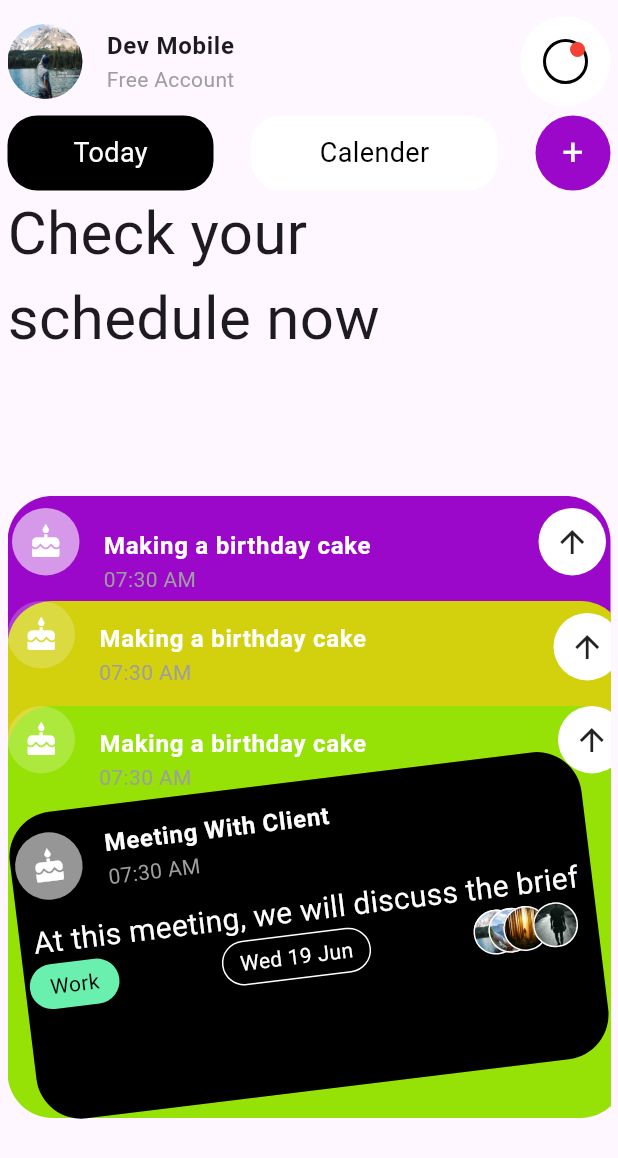
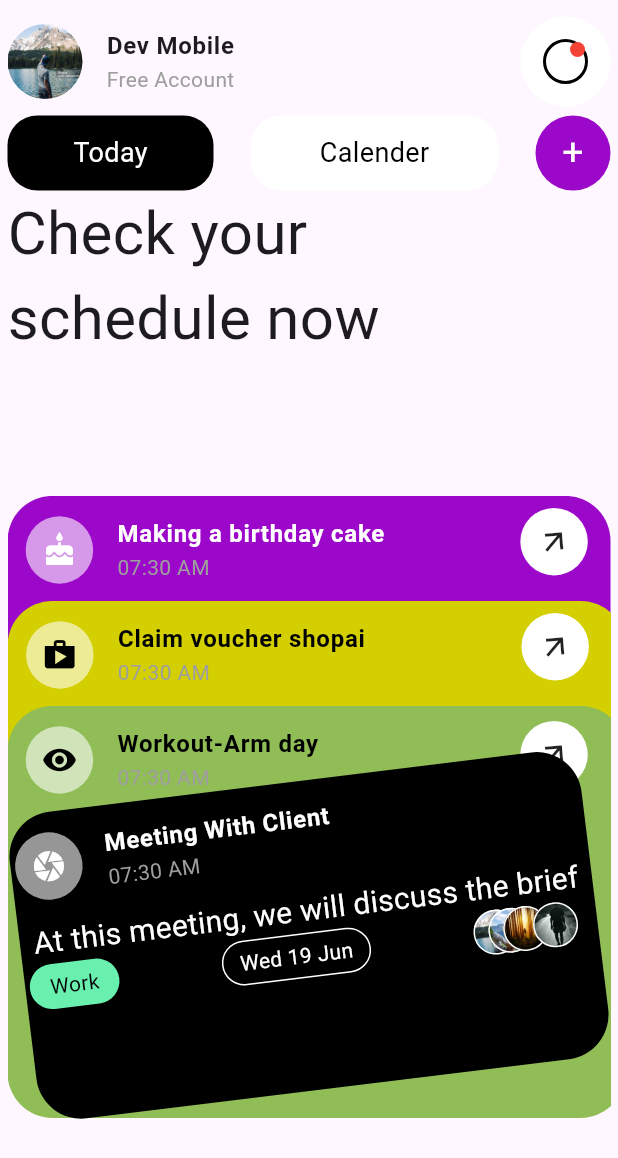
Before and after one commit to dev-chap/UI, a Flutter app: the screen it shows after launch, on a phone screen of 412 x 824 dp. Shown: the top 1158 px of the screen. Run offline on Flutter 3.47's test engine with Material 3 defaults, Android fonts, the phone set to English and light mode, and no system bars.

Commit message:
Partie 2

```diff
--- a/lib/screem/home_page.dart
+++ b/lib/screem/home_page.dart
@@ -1,4 +1,5 @@
 import 'package:flutter/material.dart';
+import 'package:uxui/screem/meeting_Page.dart';
 
 class HomePage extends StatelessWidget {
   const HomePage({super.key});
@@ -10,6 +11,8 @@ class HomePage extends StatelessWidget {
         child: Padding(
           padding: const EdgeInsets.all(5),
           child: Column(
+            mainAxisAlignment: MainAxisAlignment.spaceAround,
+
             children: [
               Expanded(
                 flex: 4,
@@ -159,14 +162,11 @@ class HomePage extends StatelessWidget {
                           color: Color.fromARGB(255, 156, 8, 201),
                           borderRadius: BorderRadius.circular(30)),
                       child: Row(
-                        mainAxisAlignment: MainAxisAlignment.spaceBetween,
+                        mainAxisAlignment: MainAxisAlignment.spaceAround,
                         crossAxisAlignment: CrossAxisAlignment.start,
                         children: [
-                          Padding(
-                            padding: const EdgeInsets.only(
-                                left: 3, right: 3, top: 8),
-                            child: Row(
-                              crossAxisAlignment: CrossAxisAlignment.start,
+                          Row(
+
                             children: [
                               Container(
                                 height: 45,
@@ -182,69 +182,7 @@ class HomePage extends StatelessWidget {
                                 )),
                               ),
                               Container(
-                                  width:
-                                      MediaQuery.of(context).size.width / 1.5,
-                                  child: ListTile(
-                                    title: Text(
-                                      "Making a birthday cake",
-                                      style: TextStyle(
-                                          fontWeight: FontWeight.bold,
-                                          color: Colors.white),
-                                    ),
-                                    subtitle: Text(
-                                      "07:30 AM",
-                                      style: TextStyle(color: Colors.grey),
-                                    ),
-                                  ),
-                                ),
-                              ],
-                            ),
-                          ),
-                          Padding(
-                            padding: const EdgeInsets.only(
-                                left: 3, right: 3, top: 8),
-                            child: Container(
-                                height: 45,
-                                width: 45,
-                                decoration: BoxDecoration(
-                                    shape: BoxShape.circle,
-                                    color: Colors.white),
-                                child: Icon(Icons.arrow_upward)),
-                          ),
-                        ],
-                      ),
-                    ),
-                    Positioned(
-                      top: 70,
-                      child: Container(
-                        height: MediaQuery.of(context).size.height / 3,
-                        width: MediaQuery.of(context).size.width,
-                        decoration: BoxDecoration(
-                            color: Color.fromARGB(255, 211, 208, 13),
-                            borderRadius: BorderRadius.circular(30)),
-                        child: Row(
-                          mainAxisAlignment: MainAxisAlignment.spaceBetween,
-                          crossAxisAlignment: CrossAxisAlignment.start,
-                          children: [
-                            Row(
-                              crossAxisAlignment: CrossAxisAlignment.start,
-                              children: [
-                                Container(
-                                  height: 45,
-                                  width: 45,
-                                  decoration: const BoxDecoration(
-                                    color: Color.fromARGB(55, 255, 255, 255),
-                                    shape: BoxShape.circle,
-                                  ),
-                                  child: Center(
-                                      child: Icon(
-                                    Icons.cake,
-                                    color: Colors.white,
-                                  )),
-                                ),
-                                Container(
-                                  width:
-                                      MediaQuery.of(context).size.width / 1.5,
+                                width:MediaQuery.of(context).size.width / 1.6,
                                 child: ListTile(
                                   title: Text(
                                     "Making a birthday cake",
@@ -269,7 +207,71 @@ class HomePage extends StatelessWidget {
                                 decoration: BoxDecoration(
                                     shape: BoxShape.circle,
                                     color: Colors.white),
-                                  child: Icon(Icons.arrow_upward)),
+                                   child: RotationTransition(
+                                     turns: new AlwaysStoppedAnimation(40 / 360),
+                                  child: Icon(Icons.arrow_upward))),
+                          ),
+                        ],
+                      ),
+                    ),
+                    Positioned(
+                      top: 70,
+                      child: Container(
+                        height: MediaQuery.of(context).size.height / 3,
+                        width: MediaQuery.of(context).size.width,
+                        decoration: BoxDecoration(
+                            color: Color.fromARGB(255, 211, 207, 1),
+                            borderRadius: BorderRadius.circular(30)),
+                        child: Row(
+                           mainAxisAlignment: MainAxisAlignment.spaceAround,
+                          crossAxisAlignment: CrossAxisAlignment.start,
+                          children: [
+                            Row(
+
+                              children: [
+                                Container(
+                                  height: 45,
+                                  width: 45,
+                                  decoration: const BoxDecoration(
+                                color: Color.fromARGB(150, 255, 255, 255),
+                                    shape: BoxShape.circle,
+                                  ),
+                                  child: Center(
+                                      child: Icon(
+                                    Icons.shop,
+                                    color: Colors.black,
+                                  )),
+                                ),
+                                Container(
+                                  width:
+                                      MediaQuery.of(context).size.width / 1.6,
+                                  child: ListTile(
+                                    title: Text(
+                                      "Claim voucher shopai",
+                                      style: TextStyle(
+                                          fontWeight: FontWeight.bold,
+                                          color: Colors.black),
+                                    ),
+                                    subtitle: Text(
+                                      "07:30 AM",
+                                      style: TextStyle(color: Colors.grey),
+                                    ),
+                                  ),
+                                ),
+                              ],
+                            ),
+                            Padding(
+                              padding: const EdgeInsets.only(
+                                  left: 3, right: 12, top: 8),
+                              child: Container(
+                                  height: 45,
+                                  width: 45,
+                                  decoration: BoxDecoration(
+                                      shape: BoxShape.circle,
+                                      color: Colors.white),
+                                  child: RotationTransition(
+                                     turns: new AlwaysStoppedAnimation(40 / 360),
+                                    child: Icon(Icons.arrow_upward))),
                             ),
                           ],
                         ),
@@ -281,37 +283,38 @@ class HomePage extends StatelessWidget {
                         height: MediaQuery.of(context).size.height / 3,
                         width: MediaQuery.of(context).size.width,
                         decoration: BoxDecoration(
-                            color: Color.fromARGB(255, 150, 226, 7),
+                            color: Color.fromARGB(255, 144, 189, 86),
                             borderRadius: BorderRadius.circular(30)),
                         child: Row(
-                          mainAxisAlignment: MainAxisAlignment.spaceBetween,
+                          mainAxisAlignment: MainAxisAlignment.spaceAround,
                           crossAxisAlignment: CrossAxisAlignment.start,
                           children: [
                             Row(
-                              crossAxisAlignment: CrossAxisAlignment.start,
+
                               children: [
                                 Container(
                                   height: 45,
                                   width: 45,
                                   decoration: const BoxDecoration(
-                                    color: Color.fromARGB(55, 255, 255, 255),
+                                   color: Color.fromARGB(150, 255, 255, 255),
                                     shape: BoxShape.circle,
                                   ),
                                   child: Center(
                                       child: Icon(
-                                    Icons.cake,
-                                    color: Colors.white,
+                                    Icons.remove_red_eye_sharp,
+                                    color: Colors.black,
                                   )),
                                 ),
                                 Container(
+
                                   width:
-                                      MediaQuery.of(context).size.width / 1.5,
+                                      MediaQuery.of(context).size.width / 1.6,
                                   child: ListTile(
                                     title: Text(
-                                      "Making a birthday cake",
+                                      "Workout-Arm day",
                                       style: TextStyle(
                                           fontWeight: FontWeight.bold,
-                                          color: Colors.white),
+                                          color: Colors.black),
                                     ),
                                     subtitle: Text(
                                       "07:30 AM",
@@ -321,13 +324,19 @@ class HomePage extends StatelessWidget {
                                 ),
                               ],
                             ),
-                            Container(
+                            Padding(
+                             padding: const EdgeInsets.only(
+                                  left: 3, right: 13, top: 10),
+                              child: Container(
                                   height: 45,
                                   width: 45,
                                   decoration: BoxDecoration(
                                       shape: BoxShape.circle,
                                       color: Colors.white),
-                                child: Icon(Icons.arrow_upward)),
+                                  child: RotationTransition(
+                                     turns: new AlwaysStoppedAnimation(40 / 360),
+                                    child: Icon(Icons.arrow_upward))),
+                            ),
                           ],
                         ),
                       ),
@@ -338,6 +347,10 @@ class HomePage extends StatelessWidget {
                       top: 190,
                       child: RotationTransition(
                         turns: new AlwaysStoppedAnimation(-7 / 360),
+                        child:  InkWell(
+                          onTap: (){
+                            Navigator.push(context, MaterialPageRoute(builder: (context)=>MeetingPage()));
+                          },
                           child: Container(
                             height: MediaQuery.of(context).size.height / 4,
                             width: MediaQuery.of(context).size.width / 1.5,
@@ -360,7 +373,7 @@ class HomePage extends StatelessWidget {
                                         ),
                                         child: Center(
                                             child: Icon(
-                                        Icons.cake,
+                                          Icons.camera,
                                           color: Colors.white,
                                         )),
                                       ),
@@ -493,6 +506,7 @@ class HomePage extends StatelessWidget {
                           ),
                         ),
                       ),
+                    ),
                   ],
                 ),
               ),
```
Also changed, not shown: lib/screem/meeting_Page.dart (added, +418 -0 lines). Lines whose indentation alone changed are shown as unchanged.
